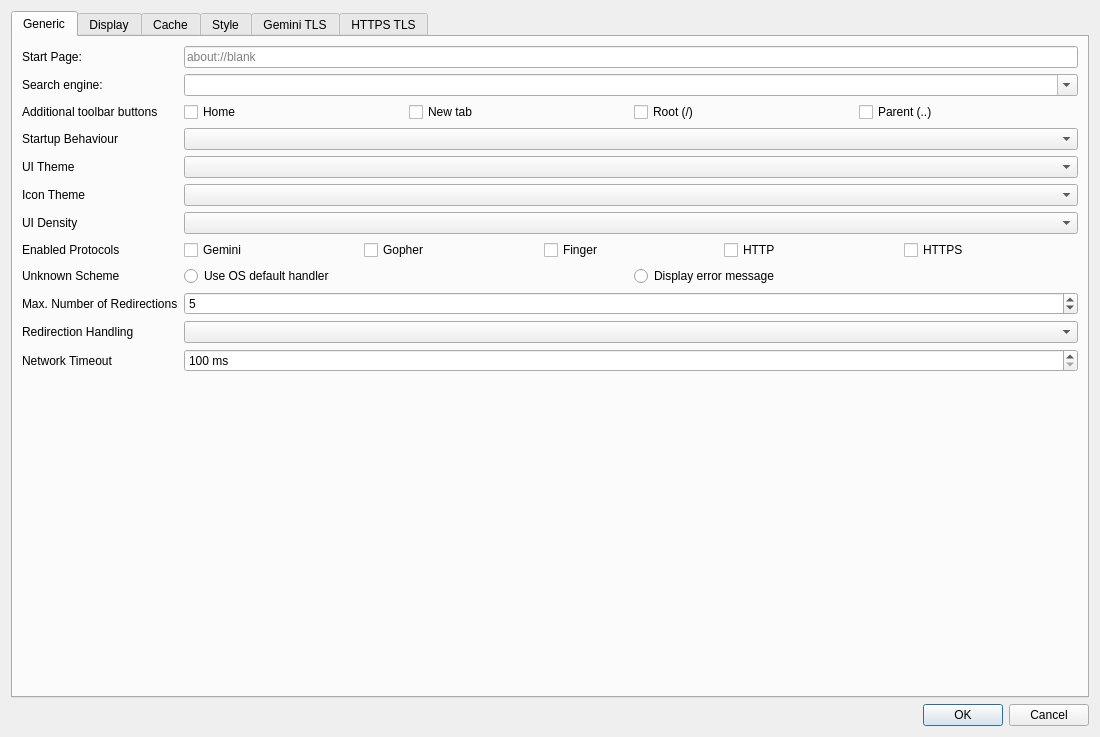
This is src/dialogs/settingsdialog.ui in ikskuh/kristall as Qt 5 draws it before an edit. The edited form follows.
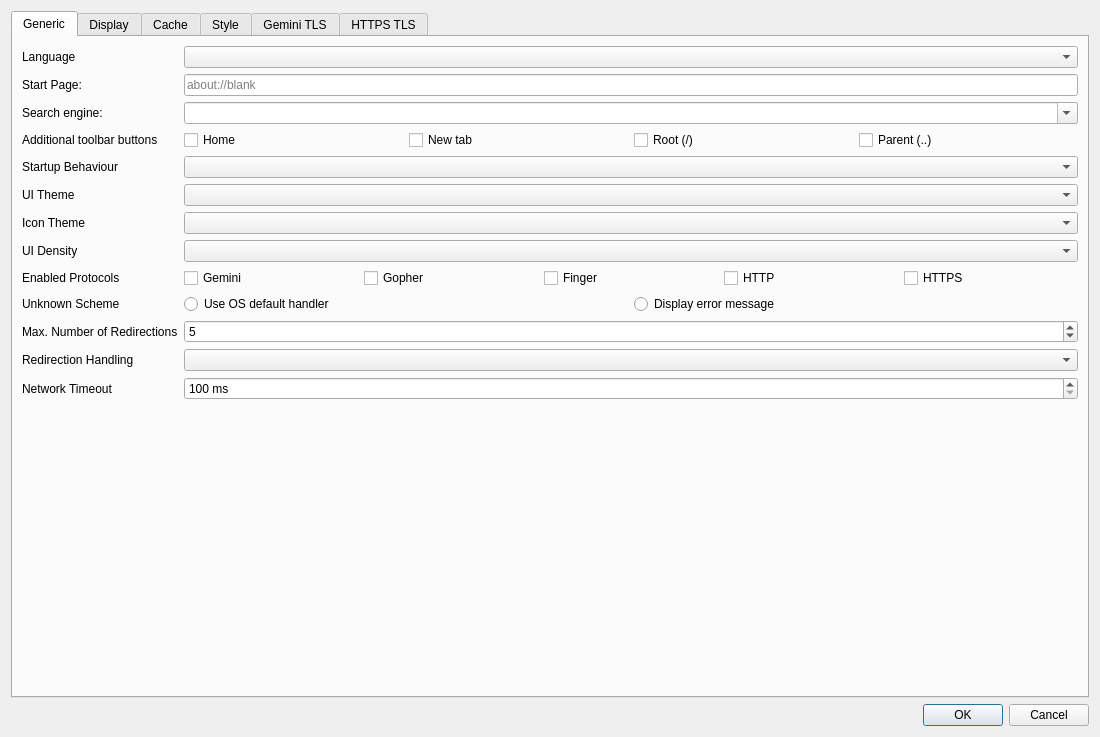
This is the edited form. Icons and pictures are not drawn. Custom widgets are drawn as their Qt base class.

```diff
--- a/src/dialogs/settingsdialog.ui
+++ b/src/dialogs/settingsdialog.ui
@@ -32,42 +32,42 @@
        <string>Generic</string>
       </attribute>
       <layout class="QFormLayout" name="formLayout">
-       <item row="0" column="0">
+       <item row="1" column="0">
         <widget class="QLabel" name="label_14">
          <property name="text">
           <string>Start Page:</string>
          </property>
         </widget>
        </item>
-       <item row="0" column="1">
+       <item row="1" column="1">
         <widget class="QLineEdit" name="start_page">
          <property name="placeholderText">
           <string>about://blank</string>
          </property>
         </widget>
        </item>
-       <item row="1" column="0">
+       <item row="2" column="0">
         <widget class="QLabel" name="label_40">
          <property name="text">
           <string>Search engine:</string>
          </property>
         </widget>
        </item>
-       <item row="1" column="1">
+       <item row="2" column="1">
         <widget class="QComboBox" name="search_engine">
          <property name="editable">
           <bool>true</bool>
          </property>
         </widget>
        </item>
-       <item row="2" column="0">
+       <item row="3" column="0">
         <widget class="QLabel" name="label_29">
          <property name="text">
           <string>Additional toolbar buttons</string>
          </property>
         </widget>
        </item>
-       <item row="2" column="1">
+       <item row="3" column="1">
         <layout class="QHBoxLayout" name="horizontalLayout_99">
          <item>
           <widget class="QCheckBox" name="enable_home_btn">
@@ -99,54 +99,54 @@
          </item>
         </layout>
        </item>
-       <item row="3" column="0">
+       <item row="4" column="0">
         <widget class="QLabel" name="label_19">
          <property name="text">
           <string>Startup Behaviour</string>
          </property>
         </widget>
        </item>
-       <item row="3" column="1">
+       <item row="4" column="1">
         <widget class="QComboBox" name="session_restore_behaviour"/>
        </item>
-       <item row="4" column="0">
+       <item row="5" column="0">
         <widget class="QLabel" name="label_15">
          <property name="text">
           <string>UI Theme</string>
          </property>
         </widget>
        </item>
-       <item row="4" column="1">
+       <item row="5" column="1">
         <widget class="QComboBox" name="ui_theme"/>
        </item>
-       <item row="5" column="0">
+       <item row="6" column="0">
         <widget class="QLabel" name="label_34">
          <property name="text">
           <string>Icon Theme</string>
          </property>
         </widget>
        </item>
-       <item row="5" column="1">
+       <item row="6" column="1">
         <widget class="QComboBox" name="icon_theme"/>
        </item>
-       <item row="6" column="0">
+       <item row="7" column="0">
         <widget class="QLabel" name="label_1">
          <property name="text">
           <string>UI Density</string>
          </property>
         </widget>
        </item>
-       <item row="6" column="1">
+       <item row="7" column="1">
         <widget class="QComboBox" name="ui_density"/>
        </item>
-       <item row="7" column="0">
+       <item row="8" column="0">
         <widget class="QLabel" name="label_16">
          <property name="text">
           <string>Enabled Protocols</string>
          </property>
         </widget>
        </item>
-       <item row="7" column="1">
+       <item row="8" column="1">
         <layout class="QHBoxLayout" name="horizontalLayout">
          <item>
           <widget class="QCheckBox" name="enable_gemini">
@@ -191,14 +191,14 @@
          </item>
         </layout>
        </item>
-       <item row="8" column="0">
+       <item row="9" column="0">
         <widget class="QLabel" name="label_22">
          <property name="text">
           <string>Unknown Scheme</string>
          </property>
         </widget>
        </item>
-       <item row="8" column="1">
+       <item row="9" column="1">
         <layout class="QHBoxLayout" name="horizontalLayout_7">
          <item>
           <widget class="QRadioButton" name="scheme_os_default">
@@ -222,38 +222,38 @@
          </item>
         </layout>
        </item>
-       <item row="9" column="0">
+       <item row="10" column="0">
         <widget class="QLabel" name="label_26">
          <property name="text">
           <string>Max. Number of Redirections</string>
          </property>
         </widget>
        </item>
-       <item row="9" column="1">
+       <item row="10" column="1">
         <widget class="QSpinBox" name="max_redirects">
          <property name="value">
           <number>5</number>
          </property>
         </widget>
        </item>
-       <item row="10" column="0">
+       <item row="11" column="0">
         <widget class="QLabel" name="label_27">
          <property name="text">
           <string>Redirection Handling</string>
          </property>
         </widget>
        </item>
-       <item row="10" column="1">
+       <item row="11" column="1">
         <widget class="QComboBox" name="redirection_mode"/>
        </item>
-       <item row="11" column="0">
+       <item row="12" column="0">
         <widget class="QLabel" name="label_28">
          <property name="text">
           <string>Network Timeout</string>
          </property>
         </widget>
        </item>
-       <item row="11" column="1">
+       <item row="12" column="1">
         <widget class="QSpinBox" name="network_timeout">
          <property name="suffix">
           <string> ms</string>
@@ -266,6 +266,16 @@
          </property>
         </widget>
        </item>
+       <item row="0" column="0">
+        <widget class="QLabel" name="label_44">
+         <property name="text">
+          <string>Language</string>
+         </property>
+        </widget>
+       </item>
+       <item row="0" column="1">
+        <widget class="QComboBox" name="selected_language"/>
+       </item>
       </layout>
      </widget>
      <widget class="QWidget" name="display_tab">
```
Left out of the diff: 12 changed lines with no effect on the pictures.
